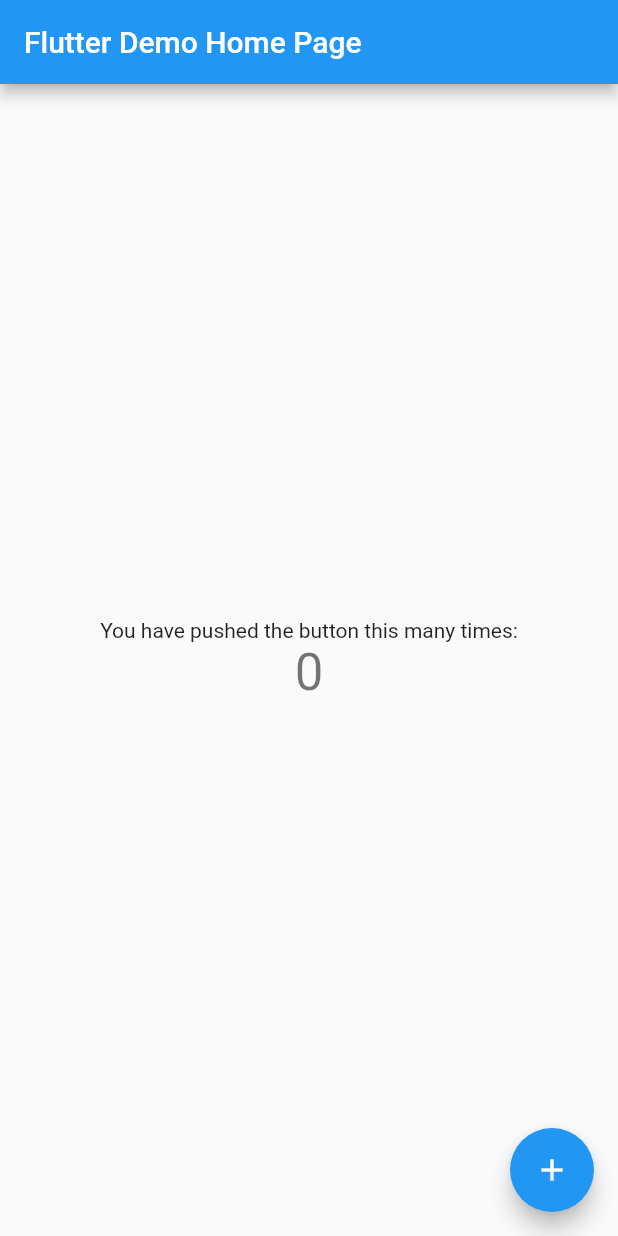
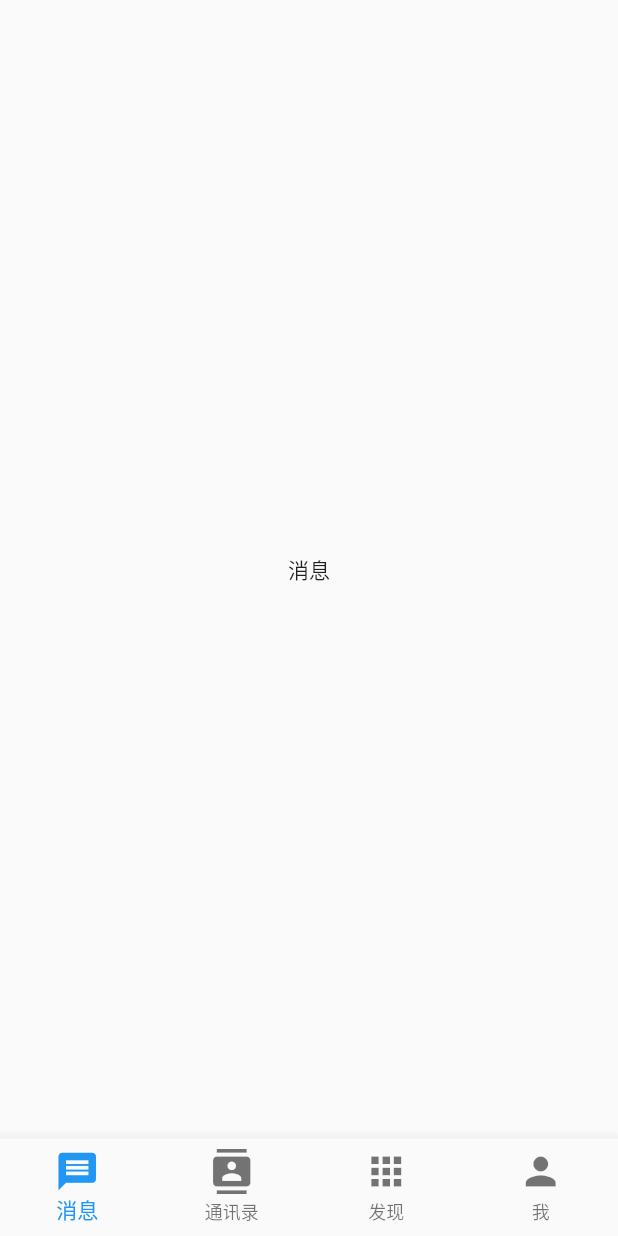
Before and after one commit to liaozhimingandy/welinkapp, a Flutter app: the screen it shows after launch, on a phone screen of 412 x 824 dp. Run offline on Flutter 3.47's test engine with Material 2 defaults, Android fonts, the phone set to English and light mode, and no system bars.

Commit message:
1.增加底部导航;

```diff
--- a/lib/main.dart
+++ b/lib/main.dart
@@ -1,3 +1,5 @@
+import 'dart:math';
+
 import 'package:flutter/material.dart';
 
 void main() {
@@ -24,7 +26,8 @@
         // is not restarted.
         primarySwatch: Colors.blue,
       ),
-      home: const MyHomePage(title: 'Flutter Demo Home Page'),
+      // home: const MyHomePage(title: 'Flutter Demo Home Page'),
+      home: const HomePage(),
     );
   }
 }
@@ -113,3 +116,65 @@
     );
   }
 }
+
+
+class HomePage extends StatefulWidget {
+  // 自定义首页
+   const HomePage({super.key});
+
+  @override
+  State<HomePage> createState() => _HomePageState();
+
+}
+
+class _HomePageState extends State<HomePage> {
+
+  int indexRouter = 0;
+
+  /// PageView 控制器 , 用于控制 PageView
+  final _pageController = PageController(
+    /// 初始索引值
+    initialPage: 0,
+  );
+
+   @override
+  void dispose() {
+    super.dispose();
+    /// 销毁 PageView 控制器
+    _pageController.dispose();
+  }
+
+  @override
+  Widget build(BuildContext context) {
+    return Scaffold(
+      // appBar: AppBar(title: const Text("hello", textAlign: TextAlign.center,)),
+      body: PageView(
+        /// 控制跳转翻页的控制器
+        controller: _pageController,
+        /// Widget 组件数组 , 设置多个 Widget 组件
+        children: const [
+            Center(child: Text("消息", textAlign: TextAlign.center,)),
+            Center(child: Text("通讯录", textAlign: TextAlign.center,)),
+            Center(child: Text("发现", textAlign: TextAlign.center,)),
+            Center(child: Text("我", textAlign: TextAlign.center,)),
+            ],
+
+      ),
+      bottomNavigationBar: BottomNavigationBar(
+        currentIndex: indexRouter,
+        /// 图标和文本位置不变
+        type: BottomNavigationBarType.fixed,
+        iconSize: 30,
+        items: const [BottomNavigationBarItem(icon: Icon(Icons.message), label: '消息'),
+                      BottomNavigationBarItem(icon: Icon(Icons.contacts), label: '通讯录'),
+                      BottomNavigationBarItem(icon: Icon(Icons.apps), label: '发现'),
+                      BottomNavigationBarItem(icon: Icon(Icons.person), label: '我')],
+        onTap: (value) => {
+           /// 跳转到对应的导航页面
+          _pageController.jumpToPage(value),
+          setState((){indexRouter = value;})
+        },
+        ),
+    );
+  }
+}
```
